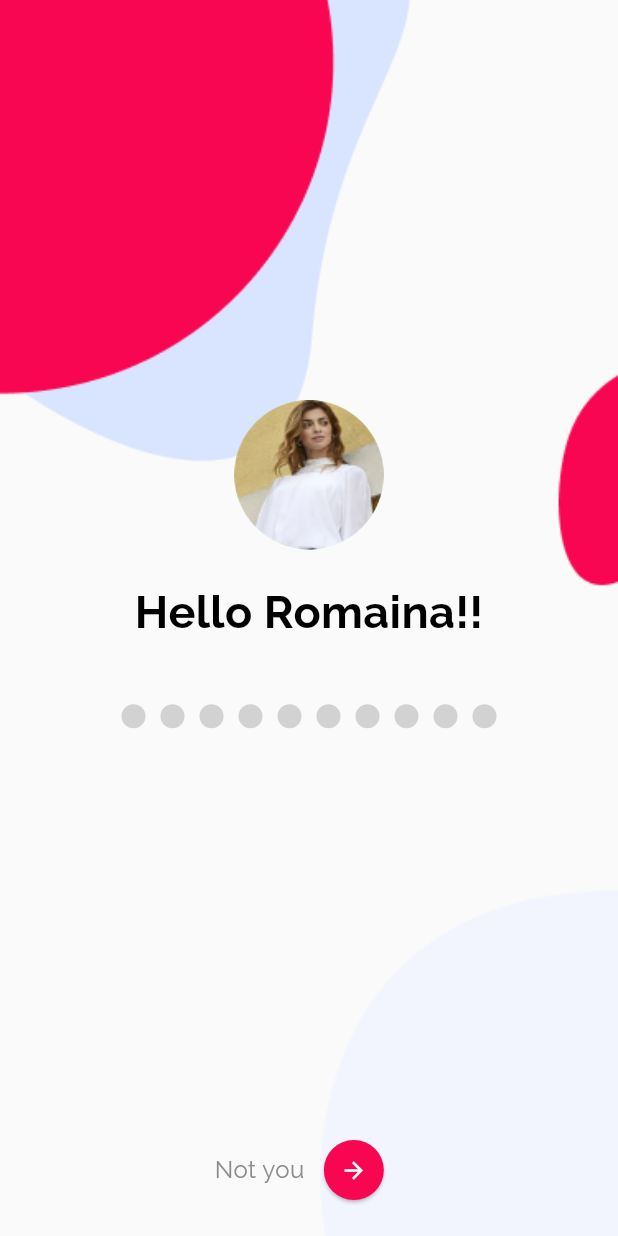
After one commit to chh0871/MVP, a Flutter app: the PasswordPage screen opened directly, on a phone screen of 412 x 824 dp. The commit adds this screen. Run offline on Flutter 3.47's test engine with Material 3 defaults, Android fonts, the phone set to English and light mode, and no system bars; our stand-ins replace cloud_firestore, firebase_auth, firebase_core, firebase_storage, flutter_dotenv, fluttertoast and 1 more; accounts and stored records are empty.

Commit message:
added password page with custom config and custom widgets  (#28)
* Added password page with app with two reusable text style config and spacing config
* Added two custom components for label and custom password field
* Review changes added

```diff
--- /dev/null
+++ b/devtools_options.yaml
@@ -0,0 +1,3 @@
+description: This file stores settings for Dart & Flutter DevTools.
+documentation: https://docs.flutter.dev/tools/devtools/extensions#configure-extension-enablement-states
+extensions:
--- a/lib/core/config/app_images.dart
+++ b/lib/core/config/app_images.dart
@@ -5,6 +5,9 @@ class AppImages {
   static const icHomeSelected = '${_path}ic_home_selected.png';
   static const icButton = '${_path}ic_button.png';
   static const welcomeBg = '${_path}welcome_bg.png';
+  static const bubbles = '${_path}Bubbles.png';
+  static const profileImg = '${_path}image.png';
+  static const password_home = '${_path}password_home.png';
 
   static const clothing1 = '${_path}clothing_1.png';
   static const clothing2 = '${_path}clothing_2.png';
--- /dev/null
+++ b/lib/core/config/app_spacing.dart
@@ -0,0 +1,7 @@
+class AppSpacing {
+  static const double extraSmall = 4.0;
+  static const double small = 8.0;
+  static const double medium = 16.0;
+  static const double large = 20.0;
+  static const double extraLarge = 40.0;
+}
--- a/lib/core/config/app_strings.dart
+++ b/lib/core/config/app_strings.dart
@@ -8,8 +8,11 @@ class AppStrings {
   static const create_account = 'Create Account';
   static const welcome = 'Welcome!';
   static const professional = 'Professionals';
-  static const signUpInstruction = 'Click Below to Sign Up as a parent or an health care proffesional';
+  static const signUpInstruction =
+      'Click Below to Sign Up as a parent or an health care proffesional';
   static const profile = 'My Profile';
   static const report = 'Report';
   static const forgotPassword = 'Forgot Password?';
+  static const greeting = 'Hello';
+  static const exclamationMark = '!!';
 }
--- /dev/null
+++ b/lib/core/config/app_text_styles.dart
@@ -0,0 +1,17 @@
+import 'package:cherry_mvp/core/config/app_colors.dart';
+import 'package:flutter/material.dart';
+
+class AppTextStyles {
+  static TextStyle heading1 = TextStyle(
+    fontSize: 30,
+    fontWeight: FontWeight.bold,
+    color: AppColors.black,
+  );
+
+  // Body Text
+  static TextStyle bodyText = TextStyle(
+    fontSize: 16,
+    fontWeight: FontWeight.normal,
+    color: AppColors.greyTextColor,
+  );
+}
--- a/lib/core/utils/dependency.dart
+++ b/lib/core/utils/dependency.dart
@@ -1,5 +1,4 @@
 import 'package:cloud_firestore/cloud_firestore.dart';
-import 'package:flutter/cupertino.dart';
 import 'package:provider/provider.dart';
 import 'package:provider/single_child_widget.dart';
 import 'package:cherry_mvp/core/services/services.dart';
--- /dev/null
+++ b/lib/features/password_flow/passwordpage.dart
@@ -0,0 +1,100 @@
+import 'package:cherry_mvp/core/config/app_spacing.dart';
+import 'package:cherry_mvp/core/config/app_text_styles.dart';
+import 'package:cherry_mvp/core/config/config.dart';
+import 'package:cherry_mvp/features/password_flow/wigets/greeting_lable.dart';
+import 'package:cherry_mvp/features/password_flow/wigets/hiddenpassoword_field.dart';
+import 'package:flutter/material.dart';
+
+class PasswordPage extends StatelessWidget {
+  @override
+  Widget build(BuildContext context) {
+    return Scaffold(
+      backgroundColor: AppColors.bgColor,
+      body: Stack(
+        children: [
+          // Background Image
+          Container(
+            decoration: BoxDecoration(
+              image: DecorationImage(
+                image: AssetImage(AppImages.password_home),
+                fit: BoxFit.cover,
+              ),
+            ),
+          ),
+
+          // Main Content
+          Center(
+            child: SingleChildScrollView(
+              child: Padding(
+                padding:
+                    const EdgeInsets.symmetric(horizontal: AppSpacing.large),
+                child: Column(
+                  mainAxisAlignment: MainAxisAlignment.center,
+                  crossAxisAlignment: CrossAxisAlignment.center,
+                  children: [
+                    // Profile Image
+                    Container(
+                      width: 100,
+                      height: 100,
+                      decoration: BoxDecoration(
+                        shape: BoxShape.circle,
+                        image: DecorationImage(
+                          image: AssetImage(AppImages.profileImg),
+                          fit: BoxFit.cover,
+                        ),
+                      ),
+                    ),
+                    SizedBox(height: AppSpacing.large), // TODO: Get from config
+
+                    // Greeting Label
+                    GreetingLabel(initialName: 'Romaina'),
+
+                    SizedBox(
+                        height: AppSpacing.extraLarge), // TODO: Get from config
+
+                    // Password Field
+                    HiddenPasswordField(),
+                  ],
+                ),
+              ),
+            ),
+          ),
+
+          // Bottom Row ("Not you" and Icon Button)
+          Positioned(
+            bottom: 20, // Distance from the bottom
+            left: 0,
+            right: 0,
+            child: Padding(
+              padding: const EdgeInsets.symmetric(horizontal: AppSpacing.large),
+              child: Row(
+                mainAxisAlignment: MainAxisAlignment.center,
+                //crossAxisAlignment: CrossAxisAlignment.center,
+                children: [
+                  // "Not you" Text
+                  Text(
+                    'Not you',
+                    style: AppTextStyles.bodyText,
+                  ),
+
+                  // Icon Button
+                  ElevatedButton(
+                    style: ElevatedButton.styleFrom(
+                      shape: CircleBorder(),
+                      backgroundColor: AppColors.primary,
+                    ),
+                    onPressed: () {},
+                    child: Icon(
+                      Icons.arrow_forward,
+                      color: AppColors.white,
+                    ),
+                  ),
+                ],
+              ),
+            ),
+          ),
+        ],
+      ),
+    );
+  }
+}
--- /dev/null
+++ b/lib/features/password_flow/wigets/greeting_lable.dart
@@ -0,0 +1,34 @@
+import 'package:cherry_mvp/core/config/app_text_styles.dart';
+import 'package:cherry_mvp/core/config/config.dart';
+import 'package:flutter/material.dart';
+
+class GreetingLabel extends StatefulWidget {
+  final String initialName;
+
+  const GreetingLabel({super.key, required this.initialName});
+
+  @override
+  _GreetingLableState createState() => _GreetingLableState();
+}
+
+class _GreetingLableState extends State<GreetingLabel> {
+  late String name;
+
+  @override
+  void initState() {
+    super.initState();
+    name = widget.initialName; // Set initial name
+  }
+
+  void updateName(String newName) {
+    setState(() {
+      name = newName;
+    });
+  }
+
+  @override
+  Widget build(BuildContext context) {
+    return Text("${AppStrings.greeting} $name${AppStrings.exclamationMark}",
+        style: AppTextStyles.heading1);
+  }
+}
--- /dev/null
+++ b/lib/features/password_flow/wigets/hiddenpassoword_field.dart
@@ -0,0 +1,55 @@
+import 'package:cherry_mvp/core/config/app_colors.dart';
+import 'package:flutter/material.dart';
+
+class HiddenPasswordField extends StatefulWidget {
+  @override
+  _HiddenPasswordFieldState createState() => _HiddenPasswordFieldState();
+}
+
+class _HiddenPasswordFieldState extends State<HiddenPasswordField> {
+  final TextEditingController _controller = TextEditingController();
+  String _password = '';
+  final int _maxLength = 10; //TODO define password length
+
+  @override
+  Widget build(BuildContext context) {
+    return Column(
+      children: [
+        Row(
+          mainAxisAlignment: MainAxisAlignment.center,
+          children: List.generate(_maxLength, (index) {
+            return Padding(
+              padding: const EdgeInsets.symmetric(horizontal: 5),
+              child: CircleAvatar(
+                radius: 8,
+                backgroundColor: index < _password.length
+                    ? AppColors.primary
+                    : AppColors.lightGreyTextColor,
+              ),
+            );
+          }),
+        ),
+        Opacity(
+          opacity: 0, //hide this text field and only bullets will be visible
+          child: TextField(
+            controller: _controller,
+            obscureText: true,
+            obscuringCharacter: '●',
+            maxLength: _maxLength,
+            keyboardType: TextInputType.text,
+            decoration: const InputDecoration(
+              counterText: '',
+              border: OutlineInputBorder(),
+            ),
+            onChanged: (value) {
+              setState(() {
+                _password = value;
+              });
+            },
+          ),
+        ),
+        const SizedBox(height: 16),
+      ],
+    );
+  }
+}
--- a/lib/main.dart
+++ b/lib/main.dart
@@ -15,20 +15,11 @@ void main() async {
   /// Load environment variables
   await dotenv.load();
 
-  await Firebase.initializeApp(
-    options: DefaultFirebaseOptions.currentPlatform,
-  );
+  await Firebase.initializeApp(options: DefaultFirebaseOptions.currentPlatform);
 
   SharedPreferences prefs = await SharedPreferences.getInstance();
 
-  runApp(
-    MultiProvider(
-      providers: [
-        ...buildProviders(prefs),
-      ],
-      child: MyApp(),
-    ),
-  );
+  runApp(MultiProvider(providers: [...buildProviders(prefs)], child: MyApp()));
 }
 
 class MyApp extends StatelessWidget {
@@ -42,6 +33,7 @@ class MyApp extends StatelessWidget {
           theme: ThemeData(fontFamily: 'Raleway'),
           home: HomePage(),
         );
-    });
+      },
+    );
   }
 }
```
Also changed, not shown: assets/images/image.png (added), assets/images/logo.png (added), assets/images/password_home.png (added), lib/features/password_flow/password_model.dart (added), lib/features/password_flow/password_repository.dart (added), lib/features/password_flow/password_viewmodel.dart (added), 7 other files. Lines whose indentation alone changed are shown as unchanged.
